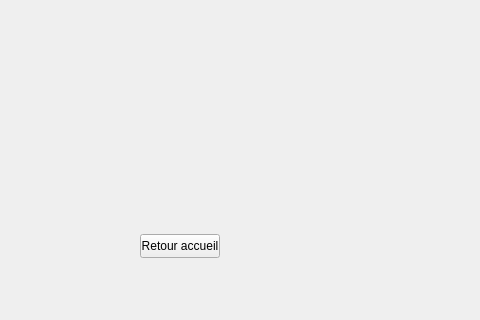
Before: the Qt Designer form morpiongui.ui in Dinholu/Essai-trucnul, drawn with Qt 5; both pictures show x 0 to 480 and y 286 to 606 of the 983 by 606 pixel window.
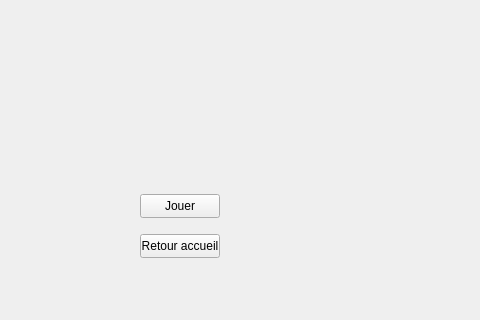
After: the same form once the commit is applied.

Commit message: Ajout d'un bouton

```diff
--- a/morpiongui.ui
+++ b/morpiongui.ui
@@ -39,6 +39,19 @@
     <string>MORPION</string>
    </property>
   </widget>
+  <widget class="QPushButton" name="JouerButton">
+   <property name="geometry">
+    <rect>
+     <x>140</x>
+     <y>480</y>
+     <width>80</width>
+     <height>24</height>
+    </rect>
+   </property>
+   <property name="text">
+    <string>Jouer</string>
+   </property>
+  </widget>
  </widget>
  <resources/>
  <connections/>
```
The commit also changes 6 other files.
